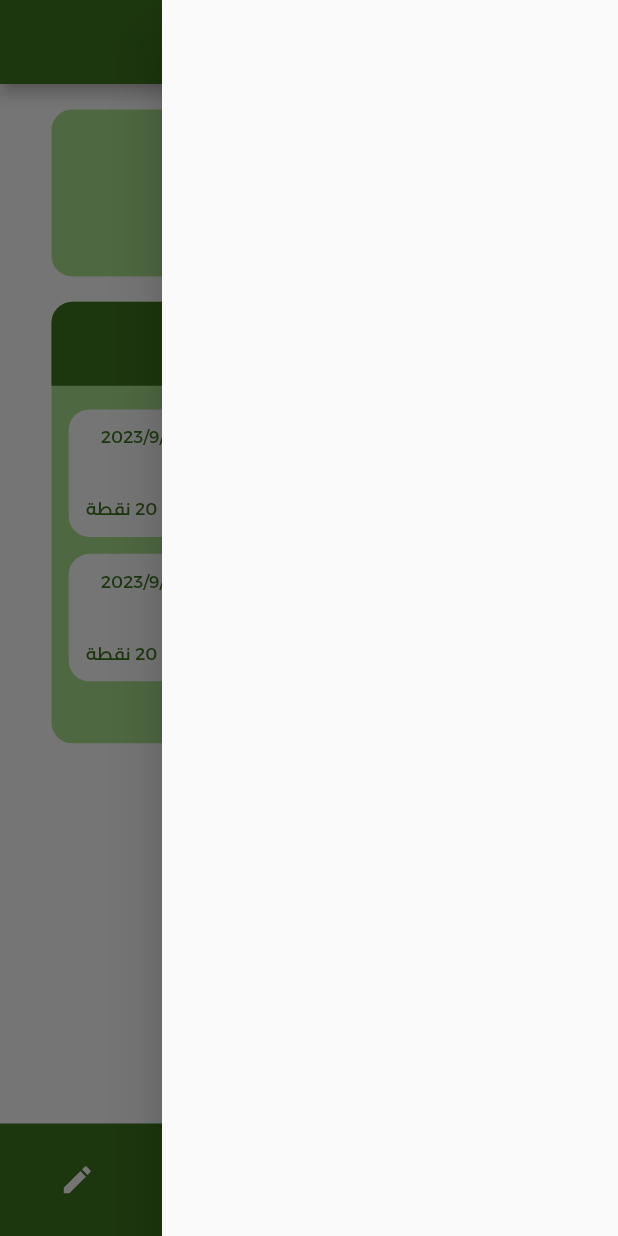
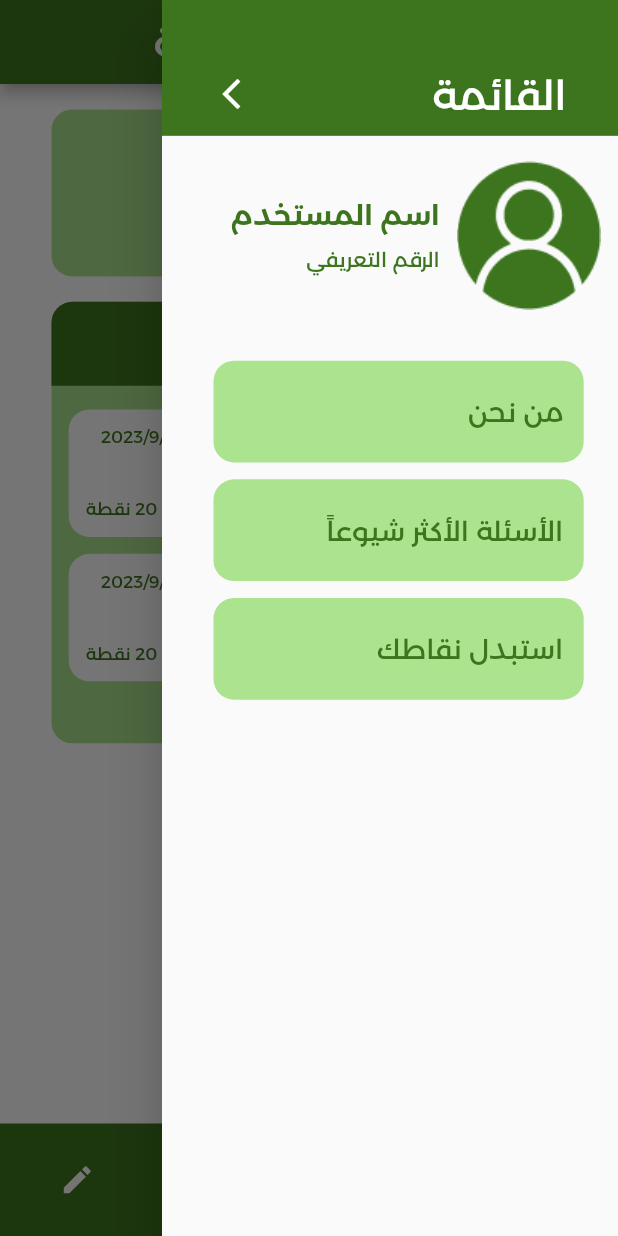
Before and after one commit to ahmed-tarek-salem/green_cycle, a Flutter app: the HomeLayoutScreen screen opened by its route, with the side drawer open, on a phone screen of 412 x 824 dp. Run offline on Flutter 3.47's test engine with Material 2 defaults, Android fonts, the phone set to English and light mode, and no system bars; drawn by our look-alikes of curved_navigation_bar; our stand-ins replace dio, flutter_screenutil, flutter_smart_dialog, flutter_spinkit, flutter_svg, form_builder_validators and 2 more; accounts and stored records are empty; project files that could hold a hidden picture were left out.

Commit message:
about us

```diff
--- /dev/null
+++ b/lib/modules/about_us/about_us_bindings.dart
@@ -0,0 +1,9 @@
+import 'package:get/get.dart';
+import 'package:green_cycle/modules/about_us/about_us_controller.dart';
+
+class AboutUsBindings extends Bindings {
+  @override
+  void dependencies() {
+    Get.lazyPut(() => AboutUsController());
+  }
+}
--- /dev/null
+++ b/lib/modules/about_us/about_us_controller.dart
@@ -0,0 +1,3 @@
+import 'package:get/get.dart';
+
+class AboutUsController extends GetxController {}
--- /dev/null
+++ b/lib/modules/about_us/about_us_repo.dart
@@ -0,0 +1 @@
+class AboutUsRepo {}
--- /dev/null
+++ b/lib/modules/about_us/about_us_screen.dart
@@ -0,0 +1,13 @@
+import 'package:flutter/material.dart';
+import 'package:green_cycle/modules/home_layout/widgets/home_app_bar.dart';
+
+class AboutUsScreen extends StatelessWidget {
+  const AboutUsScreen({super.key});
+
+  @override
+  Widget build(BuildContext context) {
+    return Scaffold(
+      appBar: returnHomeAppBar('من نحن'),
+    );
+  }
+}
--- a/lib/modules/home_layout/home_layout_screen.dart
+++ b/lib/modules/home_layout/home_layout_screen.dart
@@ -4,6 +4,8 @@ import 'package:flutter_screenutil/flutter_screenutil.dart';
 import 'package:flutter_svg/svg.dart';
 import 'package:get/get.dart';
 import 'package:green_cycle/modules/home_layout/home_layout_controller.dart';
+import 'package:green_cycle/modules/home_layout/widgets/app_drawer.dart';
+import 'package:green_cycle/modules/home_layout/widgets/home_app_bar.dart';
 import 'package:green_cycle/theme/app_colors.dart';
 import 'package:green_cycle/theme/app_icons.dart';
 
@@ -16,20 +18,10 @@ class HomeLayoutScreen extends GetView<HomeLayoutController> {
         init: controller,
         builder: (context) {
           return Scaffold(
-            drawer: Drawer(
-              child: Column(
-                children: [],
-              ),
-            ),
+            drawer: const AppDrawer(),
             resizeToAvoidBottomInset: false,
-            appBar: AppBar(
-              backgroundColor: AppColors.primary,
-              centerTitle: true,
-              title: Text(
-                controller.titles[controller.getNavBarIndex],
-                style: TextStyle(fontWeight: FontWeight.w400),
-              ),
-            ),
+            appBar:
+                returnHomeAppBar(controller.titles[controller.getNavBarIndex]),
             floatingActionButtonLocation:
                 FloatingActionButtonLocation.startFloat,
             floatingActionButton: FloatingActionButton(
--- /dev/null
+++ b/lib/modules/home_layout/widgets/app_drawer.dart
@@ -0,0 +1,94 @@
+import 'package:flutter/material.dart';
+import 'package:flutter_screenutil/flutter_screenutil.dart';
+import 'package:get/get.dart';
+import 'package:green_cycle/modules/home_layout/widgets/drawer_tile.dart';
+import 'package:green_cycle/theme/app_colors.dart';
+import 'package:green_cycle/theme/app_images.dart';
+import 'package:green_cycle/utilities/global/app_constants.dart';
+import 'package:green_cycle/utilities/navigation/app_routes.dart';
+
+class AppDrawer extends StatelessWidget {
+  const AppDrawer({
+    super.key,
+  });
+
+  @override
+  Widget build(BuildContext context) {
+    return Drawer(
+      child: Column(
+        children: [
+          Container(
+            padding: EdgeInsets.symmetric(
+                vertical: 10.h, horizontal: AppConstants.horizontalPadding),
+            height: 80.h,
+            width: double.infinity,
+            color: AppColors.primary,
+            child: Align(
+              alignment: Alignment.bottomRight,
+              child: Row(
+                mainAxisAlignment: MainAxisAlignment.spaceBetween,
+                children: [
+                  Text('القائمة',
+                      style: TextStyle(color: Colors.white, fontSize: 24.sp)),
+                  GestureDetector(
+                    onTap: () {
+                      Get.back();
+                    },
+                    child: Icon(
+                      Icons.arrow_forward_ios,
+                      color: Colors.white,
+                    ),
+                  )
+                ],
+              ),
+            ),
+          ),
+          Container(
+            width: double.infinity,
+            padding: EdgeInsets.symmetric(
+                vertical: AppConstants.topPadding, horizontal: 10.w),
+            child: Column(
+              crossAxisAlignment: CrossAxisAlignment.start,
+              children: [
+                Row(
+                  children: [
+                    Image.asset(AppImages.user),
+                    SizedBox(width: 10.w),
+                    Expanded(
+                      child: Column(
+                        crossAxisAlignment: CrossAxisAlignment.start,
+                        children: [
+                          Text(
+                            'اسم المستخدم',
+                            style: Get.textTheme.headlineMedium,
+                          ),
+                          SizedBox(height: 10.h),
+                          Text('الرقم التعريفي')
+                        ],
+                      ),
+                    )
+                  ],
+                ),
+                SizedBox(height: 30.h),
+                DrawerTile(
+                  onTap: () {
+                    Get.toNamed(AppRoutes.aboutUsScreen);
+                  },
+                  title: 'من نحن',
+                ),
+                DrawerTile(
+                  onTap: () {},
+                  title: 'الأسئلة الأكثر شيوعاً',
+                ),
+                DrawerTile(
+                  onTap: () {},
+                  title: 'استبدل نقاطك',
+                ),
+              ],
+            ),
+          )
+        ],
+      ),
+    );
+  }
+}
--- /dev/null
+++ b/lib/modules/home_layout/widgets/drawer_tile.dart
@@ -0,0 +1,34 @@
+import 'package:flutter/material.dart';
+import 'package:flutter_screenutil/flutter_screenutil.dart';
+import 'package:get/get.dart';
+import 'package:green_cycle/theme/app_colors.dart';
+import 'package:green_cycle/utilities/global/app_constants.dart';
+
+class DrawerTile extends StatelessWidget {
+  final String title;
+  final VoidCallback onTap;
+  const DrawerTile({
+    required this.onTap,
+    required this.title,
+    super.key,
+  });
+
+  @override
+  Widget build(BuildContext context) {
+    return GestureDetector(
+      onTap: onTap,
+      child: Container(
+        width: double.infinity,
+        margin: EdgeInsets.fromLTRB(20.w, 0, 10.w, 10.h),
+        padding: EdgeInsets.symmetric(horizontal: 12.sp, vertical: 20.sp),
+        decoration: BoxDecoration(
+            color: AppColors.secondary,
+            borderRadius: BorderRadius.circular(AppConstants.borderRadius)),
+        child: Text(
+          title,
+          style: Get.textTheme.headlineSmall!.copyWith(),
+        ),
+      ),
+    );
+  }
+}
--- /dev/null
+++ b/lib/modules/home_layout/widgets/home_app_bar.dart
@@ -0,0 +1,13 @@
+import 'package:flutter/material.dart';
+import 'package:green_cycle/theme/app_colors.dart';
+
+AppBar returnHomeAppBar(String title) {
+  return AppBar(
+    backgroundColor: AppColors.primary,
+    centerTitle: true,
+    title: Text(
+      title,
+      style: const TextStyle(fontWeight: FontWeight.w400),
+    ),
+  );
+}
--- a/lib/modules/tabs/events/events_tab.dart
+++ b/lib/modules/tabs/events/events_tab.dart
@@ -1,12 +1,18 @@
 import 'package:flutter/material.dart';
+import 'package:green_cycle/utilities/global/app_constants.dart';
 
 class EventsTab extends StatelessWidget {
   const EventsTab({super.key});
 
   @override
   Widget build(BuildContext context) {
-    return Column(
-      children: [Text('Events')],
+    return Container(
+      width: double.infinity,
+      child: Column(
+        children: [
+          SizedBox(height: AppConstants.topPadding),
+        ],
+      ),
     );
   }
 }
--- a/lib/theme/app_images.dart
+++ b/lib/theme/app_images.dart
@@ -6,6 +6,7 @@ class AppImages {
   static const String loginVector = "${AppPaths.imagesPath}login_vector.png";
   static const String saha = "${AppPaths.imagesPath}saha.png";
   static const String newThird = "${AppPaths.imagesPath}new_third.jpg";
+  static const String user = "${AppPaths.imagesPath}user.png";
 
   /// SVG **********************************************************************
   static const String logoSvg = "${AppPaths.imagesPath}logo.svg";
--- a/lib/theme/app_themes.dart
+++ b/lib/theme/app_themes.dart
@@ -53,8 +53,8 @@ class AppThemes {
       textTheme: TextTheme(
         titleLarge: TextStyle(
           color: AppColors.primary,
-          fontSize: 18.sp,
-          fontWeight: FontWeight.w800,
+          fontSize: 24.sp,
+          fontWeight: FontWeight.w500,
         ),
         titleMedium: TextStyle(
           color: AppColors.primary,
--- a/lib/utilities/navigation/app_pages.dart
+++ b/lib/utilities/navigation/app_pages.dart
@@ -1,4 +1,6 @@
 import 'package:get/get.dart';
+import 'package:green_cycle/modules/about_us/about_us_bindings.dart';
+import 'package:green_cycle/modules/about_us/about_us_screen.dart';
 import 'package:green_cycle/modules/home_layout/home_layout_bindings.dart';
 import 'package:green_cycle/modules/home_layout/home_layout_screen.dart';
 import 'package:green_cycle/modules/login/login_bindings.dart';
@@ -28,6 +30,11 @@ class AppPages {
       name: AppRoutes.homeLayoutScreen,
       page: () => const HomeLayoutScreen(),
       binding: HomeLayoutBindings(),
+    ),
+    GetPage(
+      name: AppRoutes.aboutUsScreen,
+      page: () => const AboutUsScreen(),
+      binding: AboutUsBindings(),
     )
   ];
 }
--- a/lib/utilities/navigation/app_routes.dart
+++ b/lib/utilities/navigation/app_routes.dart
@@ -8,4 +8,5 @@ class AppRoutes {
   static const String updatePasswordScreen = "/update-password-screen";
   static const String successs = "/successs-screen";
   static const String homeLayoutScreen = "/home-layout-screen";
+  static const String aboutUsScreen = "/about-us-screen";
 }
```
Also changed, not shown: assets/images/user.png (added).
